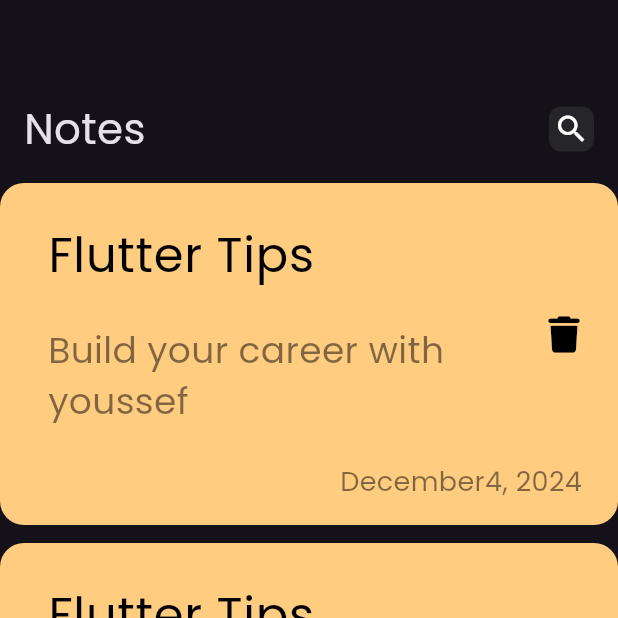
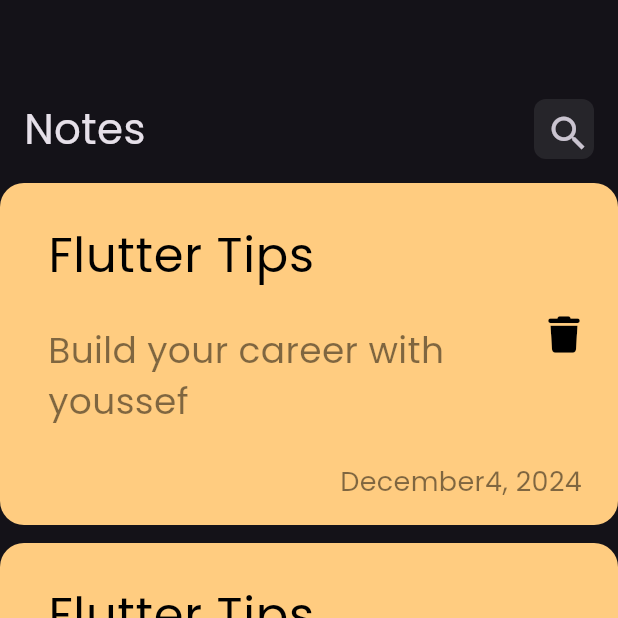
Before and after one commit to YoussefKadafy/notes_app, a Flutter app: the screen it shows after launch, on a phone screen of 412 x 824 dp, the top half of it. Run offline on Flutter 3.47's test engine with Material 3 defaults, Android fonts, the phone set to English and light mode, and no system bars; our stand-ins replace font_awesome_flutter.

Commit message:
create edit note view and done it

```diff
--- a/lib/widgets/custom_app_bar.dart
+++ b/lib/widgets/custom_app_bar.dart
@@ -2,8 +2,9 @@ import 'package:flutter/material.dart';
 import 'package:notes_app/widgets/custom_icon.dart';
 
 class CustomAppBar extends StatelessWidget {
-  const CustomAppBar({super.key});
-
+  const CustomAppBar({super.key, required this.icon, required this.title});
+  final IconData icon;
+  final String title;
   @override
   Widget build(BuildContext context) {
     return Padding(
@@ -11,13 +12,15 @@ class CustomAppBar extends StatelessWidget {
       child: Row(
         mainAxisAlignment: MainAxisAlignment.spaceBetween,
         children: [
-          const Text(
-            'Notes',
+          Text(
+            title,
             style: TextStyle(
               fontSize: 28,
             ),
           ),
-          CustomIcon(),
+          CustomIcon(
+            icon: icon,
+          ),
         ],
       ),
     );
--- a/lib/widgets/custom_icon.dart
+++ b/lib/widgets/custom_icon.dart
@@ -3,18 +3,25 @@ import 'package:flutter/material.dart';
 class CustomIcon extends StatelessWidget {
   const CustomIcon({
     super.key,
+    required this.icon,
   });
-
+  final IconData icon;
   @override
   Widget build(BuildContext context) {
     return Container(
-      height: 30,
-      width: 30,
+      height: 40,
+      width: 40,
       decoration: BoxDecoration(
           borderRadius: BorderRadius.circular(8),
           color: Colors.white.withOpacity(.08)),
-      child: Icon(
-        Icons.search,
+      child: Center(
+        child: IconButton(
+          onPressed: () {},
+          icon: Icon(
+            icon,
+            size: 30,
+          ),
+        ),
       ),
     );
   }
--- a/lib/widgets/custom_note_item.dart
+++ b/lib/widgets/custom_note_item.dart
@@ -1,12 +1,19 @@
 import 'package:flutter/material.dart';
 import 'package:font_awesome_flutter/font_awesome_flutter.dart';
+import 'package:notes_app/views/edit_note_view.dart';
 
 class NoteIetem extends StatelessWidget {
   const NoteIetem({super.key});
 
   @override
   Widget build(BuildContext context) {
-    return Container(
+    return GestureDetector(
+      onTap: () {
+        Navigator.push(context, MaterialPageRoute(builder: (context) {
+          return const EditNoteView();
+        }));
+      },
+      child: Container(
         padding: EdgeInsetsDirectional.only(
           top: 16,
           start: 16,
@@ -51,6 +58,7 @@ class NoteIetem extends StatelessWidget {
             ),
           ],
         ),
+      ),
     );
   }
 }
--- a/lib/widgets/notes_view_body.dart
+++ b/lib/widgets/notes_view_body.dart
@@ -14,7 +14,10 @@ class NotesViewBody extends StatelessWidget {
       SizedBox(
         height: 50,
       ),
-      CustomAppBar(),
+      CustomAppBar(
+        icon: Icons.search,
+        title: 'Notes',
+      ),
       Expanded(child: NotesViewBuilder()),
     ]);
   }
```
Also changed, not shown: lib/views/edit_note_view.dart (added, +13 -0 lines), lib/widgets/edit_note_view_body.dart (added, +29 -0 lines). Lines whose indentation alone changed are shown as unchanged.
